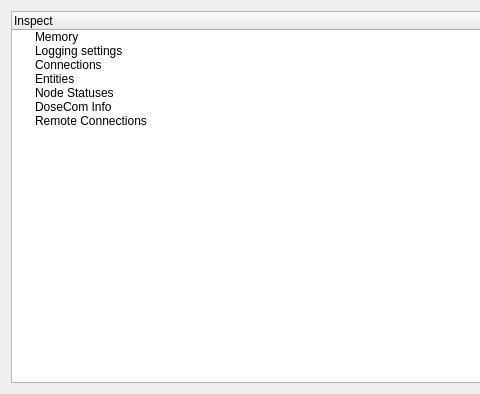
This is src/dose/dose_dobexplorer.ss/src/dosemon.ui in SafirSDK/safir-sdk-core as Qt 5 draws it before an edit; both pictures show x 0 to 480 and y 0 to 394 of the 741 by 394 pixel window. The edited form follows.
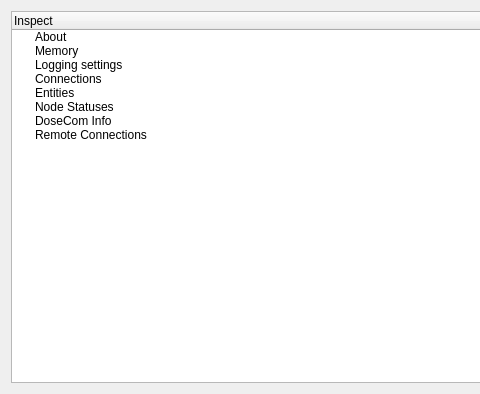
This is the edited form. The open tabs and pages were chosen to show the change.

What changed in the file:
```diff
--- a/src/dose/dose_dobexplorer.ss/src/dosemon.ui
+++ b/src/dose/dose_dobexplorer.ss/src/dosemon.ui
@@ -28,6 +28,11 @@
         <string>Inspect</string>
        </property>
       </column>
+      <item>
+       <property name="text">
+        <string>About</string>
+       </property>
+      </item>
       <item>
        <property name="text">
         <string>Memory</string>
```
Left out of the diff: 2 changed lines with no effect on the pictures.
